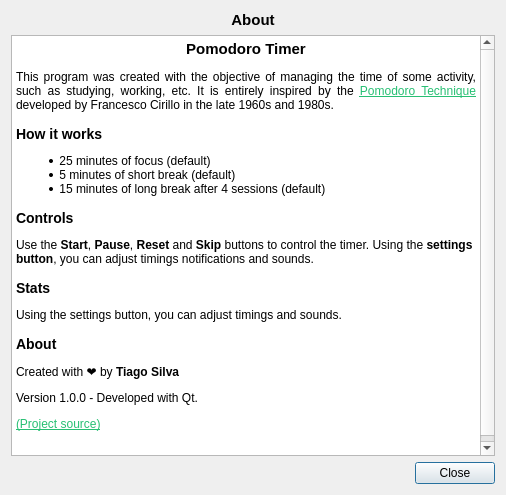
First picture: the form in ui/helpwindow.ui, repository TiagoSBO/qt-pomodoro-timer, before the edit.
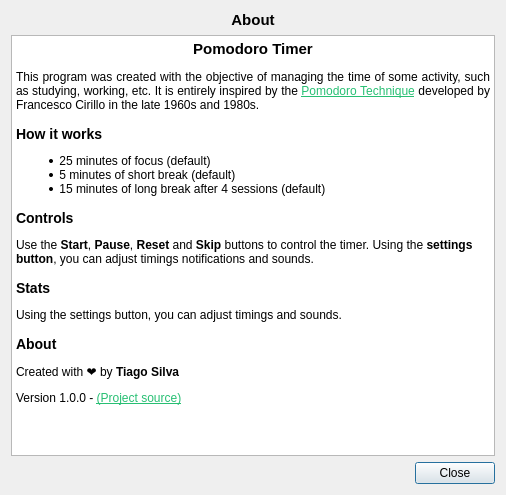
Second picture: the form after the edit.

Commit message: feat(style): Applies dynamic sytle to QHeaderView based on timer status(currentStatusTimer).

What changed in the file:
```diff
--- a/ui/helpwindow.ui
+++ b/ui/helpwindow.ui
@@ -53,8 +53,7 @@
 &lt;p style=&quot; margin-top:12px; margin-bottom:12px; margin-left:0px; margin-right:0px; -qt-block-indent:0; text-indent:0px;&quot;&gt;Using the settings button, you can adjust timings and sounds.&lt;/p&gt;
 &lt;h3 style=&quot; margin-top:14px; margin-bottom:12px; margin-left:0px; margin-right:0px; -qt-block-indent:0; text-indent:0px;&quot;&gt;&lt;span style=&quot; font-size:large; font-weight:700;&quot;&gt;About &lt;/span&gt;&lt;/h3&gt;
 &lt;p style=&quot; margin-top:12px; margin-bottom:12px; margin-left:0px; margin-right:0px; -qt-block-indent:0; text-indent:0px;&quot;&gt;Created with ❤️ by &lt;span style=&quot; font-weight:700;&quot;&gt;Tiago Silva&lt;/span&gt;&lt;/p&gt;
-&lt;p style=&quot; margin-top:12px; margin-bottom:12px; margin-left:0px; margin-right:0px; -qt-block-indent:0; text-indent:0px;&quot;&gt;Version 1.0.0 - Developed with Qt.&lt;/p&gt;
-&lt;p style=&quot; margin-top:12px; margin-bottom:12px; margin-left:0px; margin-right:0px; -qt-block-indent:0; text-indent:0px;&quot;&gt;&lt;a href=&quot;https://github.com/TiagoSBO/qt-pomodoro-timer&quot;&gt;&lt;span style=&quot; text-decoration: underline; color:#27bf73;&quot;&gt;(Project source)&lt;/span&gt;&lt;/a&gt;&lt;/p&gt;
+&lt;p style=&quot; margin-top:12px; margin-bottom:12px; margin-left:0px; margin-right:0px; -qt-block-indent:0; text-indent:0px;&quot;&gt;Version 1.0.0 - &lt;a href=&quot;https://github.com/TiagoSBO/qt-pomodoro-timer&quot;&gt;&lt;span style=&quot; text-decoration: underline; color:#27bf73;&quot;&gt;(Project source)&lt;/span&gt;&lt;/a&gt;&lt;/p&gt;
 &lt;p style=&quot;-qt-paragraph-type:empty; margin-top:0px; margin-bottom:0px; margin-left:0px; margin-right:0px; -qt-block-indent:0; text-indent:0px;&quot;&gt;&lt;br /&gt;&lt;/p&gt;&lt;/body&gt;&lt;/html&gt;</string>
      </property>
      <property name="openExternalLinks">
```
The commit also changes 6 other files.
